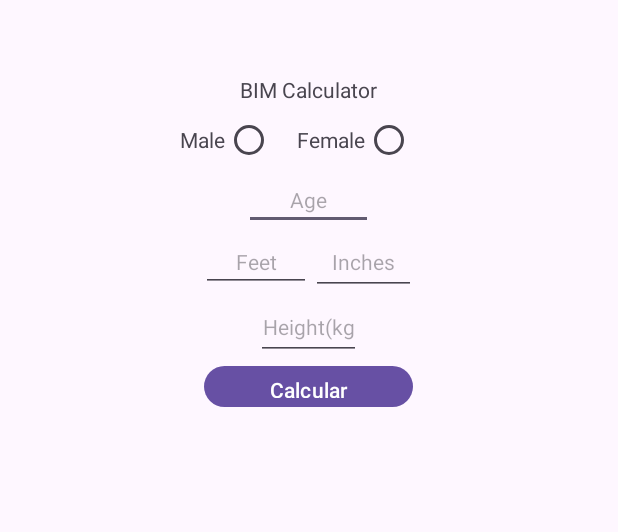
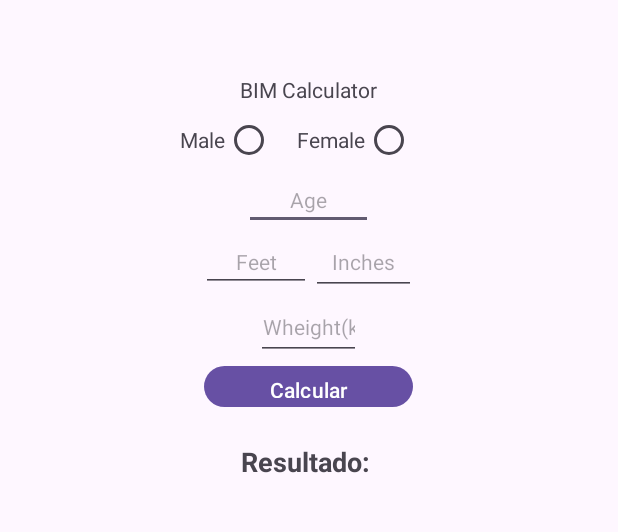
Before and after one commit to atxaga/Multimedia-programazioa-eta-gailu-mugikorrak, an Android app: the screen it shows after launch (MainActivity), on a phone screen of 412 x 824 dp, the part 419-951 px from its top. Run offline under Robolectric (Android 15) with nearby library versions, the phone set to English and light mode, and no system bars.

Commit message:
calculadora bmi bukatuta

```diff
--- a/MyApplication2/app/src/main/java/com/example/myapplication2/MainActivity.java
+++ b/MyApplication2/app/src/main/java/com/example/myapplication2/MainActivity.java
@@ -1,24 +1,87 @@
 package com.example.myapplication2;
 
 import android.os.Bundle;
+import android.view.View;
+import android.widget.Button;
+import android.widget.EditText;
+import android.widget.RadioButton;
+import android.widget.TextView;
+import android.widget.Toast;
 
-import androidx.activity.EdgeToEdge;
 import androidx.appcompat.app.AppCompatActivity;
-import androidx.core.graphics.Insets;
-import androidx.core.view.ViewCompat;
-import androidx.core.view.WindowInsetsCompat;
 
 public class MainActivity extends AppCompatActivity {
+
+    EditText ageEditText, feetEditText, inchesEditText, weightEditText;
+    TextView resultTextView;
+    RadioButton radioMale, radioFemale;
+    Button calculateButton;
 
     @Override
     protected void onCreate(Bundle savedInstanceState) {
         super.onCreate(savedInstanceState);
-        EdgeToEdge.enable(this);
         setContentView(R.layout.activity_main);
-        ViewCompat.setOnApplyWindowInsetsListener(findViewById(R.id.main), (v, insets) -> {
-            Insets systemBars = insets.getInsets(WindowInsetsCompat.Type.systemBars());
-            v.setPadding(systemBars.left, systemBars.top, systemBars.right, systemBars.bottom);
-            return insets;
+
+        // Enlazar vistas con sus IDs
+        ageEditText = findViewById(R.id.age);
+        feetEditText = findViewById(R.id.feet);
+        inchesEditText = findViewById(R.id.inches);
+        weightEditText = findViewById(R.id.Wheight);
+        radioMale = findViewById(R.id.radioMale);
+        radioFemale = findViewById(R.id.radioFemale);
+        calculateButton = findViewById(R.id.buttonCalculate);
+        resultTextView = findViewById(R.id.resultTextView);
+
+
+        // Lógica del botón
+        calculateButton.setOnClickListener(new View.OnClickListener() {
+            @Override
+            public void onClick(View v) {
+                calculateBMI();
+            }
         });
     }
+
+    private void calculateBMI() {
+        try {
+            // Leer datos
+            int age = Integer.parseInt(ageEditText.getText().toString());
+            int feet = Integer.parseInt(feetEditText.getText().toString());
+            int inches = Integer.parseInt(inchesEditText.getText().toString());
+            float weightKg = Float.parseFloat(weightEditText.getText().toString());
+
+            // Convertir altura a metros
+            int totalInches = (feet * 12) + inches;
+            float heightMeters = (float) (totalInches * 0.0254);
+
+            // Calcular BMI
+            float bmi = weightKg / (heightMeters * heightMeters);
+
+            // Determinar género
+            String gender = radioMale.isChecked() ? "Masculino" : radioFemale.isChecked() ? "Femenino" : "No especificado";
+
+            // Clasificación del BMI (opcional)
+            String bmiCategory;
+            if (bmi < 18.5) {
+                bmiCategory = "Bajo peso";
+            } else if (bmi < 24.9) {
+                bmiCategory = "Peso normal";
+            } else if (bmi < 29.9) {
+                bmiCategory = "Sobrepeso";
+            } else {
+                bmiCategory = "Obesidad";
+            }
+
+            // Mostrar resultado en pantalla
+            String message = "Género: " + gender +
+                    "\nEdad: " + age +
+                    "\nBMI: " + String.format("%.2f", bmi) +
+                    "\nCategoría: " + bmiCategory;
+
+            resultTextView.setText(message);
+
+        } catch (NumberFormatException e) {
+            resultTextView.setText("Por favor, completa todos los campos correctamente.");
+        }
+    }
 }
--- a/MyApplication2/app/src/main/res/layout/activity_main.xml
+++ b/MyApplication2/app/src/main/res/layout/activity_main.xml
@@ -40,6 +40,7 @@
 
 
             <RadioButton
+                android:id="@+id/radioMale"
                 android:layout_width="wrap_content"
                 android:layout_height="wrap_content"
 
@@ -55,6 +56,7 @@
                 />
 
             <RadioButton
+                android:id="@+id/radioFemale"
                 android:layout_width="wrap_content"
                 android:layout_height="wrap_content"
                 tools:ignore="MissingConstraints"
@@ -109,18 +111,19 @@
                 tools:ignore="MissingConstraints" />
         </LinearLayout>
         <EditText
-            android:id="@+id/heiht"
+            android:id="@+id/Wheight"
             android:layout_width="70dp"
             android:layout_height="43dp"
             android:ems="10"
             android:inputType="number"
-            android:hint="Height(kg)"
+            android:hint="Wheight(kg)"
             android:textAlignment="4"
             android:textSize="14sp"
             tools:layout_editor_absoluteX="213dp"
             tools:layout_editor_absoluteY="254dp"
             tools:ignore="MissingConstraints" />
         <Button
+            android:id="@+id/buttonCalculate"
             android:layout_width="139dp"
             android:layout_height="35dp"
             android:text="Calcular"
@@ -128,6 +131,18 @@
             tools:layout_editor_absoluteX="136dp"
             tools:layout_editor_absoluteY="316dp" />
 
+        <TextView
+            android:id="@+id/resultTextView"
+            android:layout_width="wrap_content"
+            android:layout_height="wrap_content"
+            android:text="Resultado: "
+            android:textSize="18sp"
+            android:textStyle="bold"
+            android:layout_marginTop="20dp"
+            android:gravity="center"
+            />
+
+
     </LinearLayout>
 
 </androidx.constraintlayout.widget.ConstraintLayout>
```
